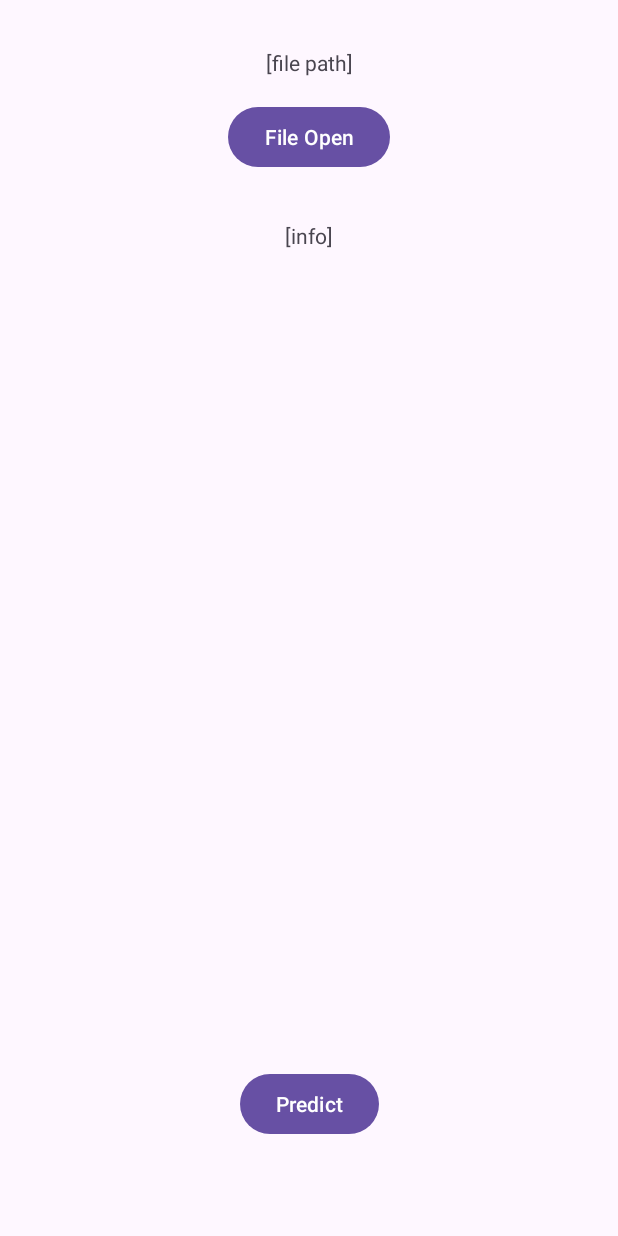
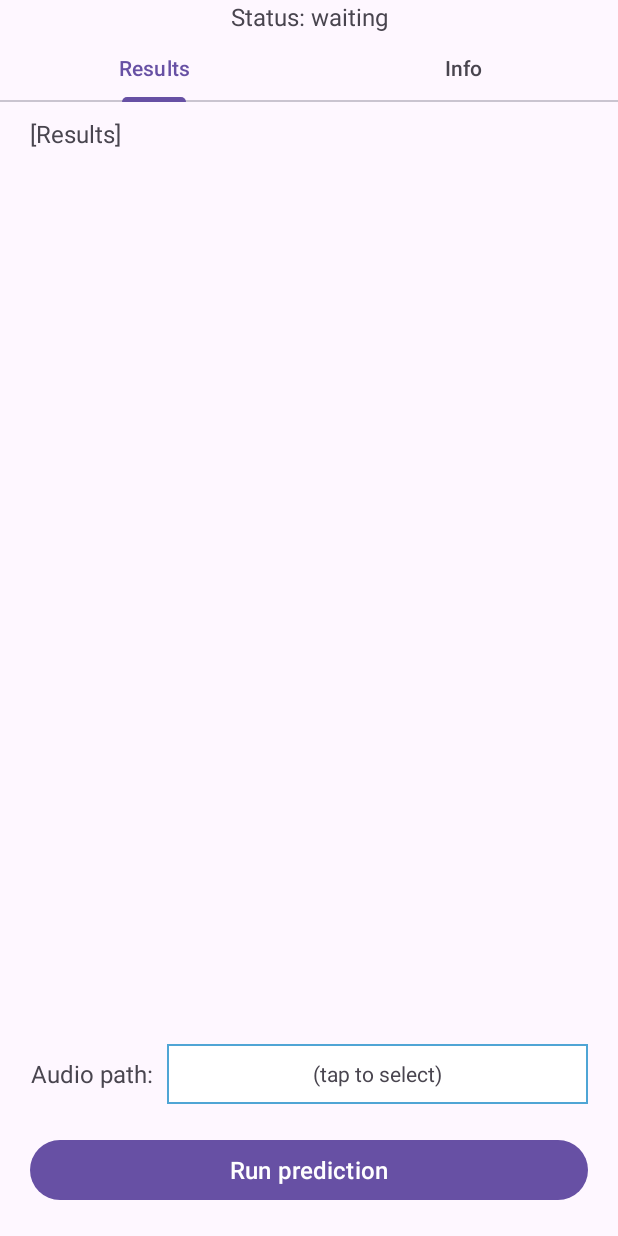
Before and after one commit to alexeyum/sound-event-finder, an Android app: the screen it shows after launch (MainActivity), on a phone screen of 412 x 824 dp. Run offline under Robolectric (Android 15) with nearby library versions, the phone set to English and light mode, and no system bars; libraries missing offline, so code that uses them is left out: com.developer.filepicker; 12 statements that could not run were skipped.

Commit message:
Full app interface redesign

```diff
--- /dev/null
+++ b/app/app/src/main/java/com/alexeyum/soundfinder/ResultsFragment.java
@@ -0,0 +1,32 @@
+package com.alexeyum.soundfinder;
+
+import android.os.Bundle;
+
+import androidx.fragment.app.Fragment;
+
+import android.view.LayoutInflater;
+import android.view.View;
+import android.view.ViewGroup;
+import android.widget.TextView;
+
+
+public class ResultsFragment extends Fragment {
+    TextView tvResults;
+
+    @Override
+    public View onCreateView(LayoutInflater inflater, ViewGroup container,
+                             Bundle savedInstanceState) {
+        // Inflate the layout for this fragment
+        View view = inflater.inflate(R.layout.fragment_results, container, false);
+
+        tvResults = view.findViewById(R.id.tvResults);
+
+        return view;
+    }
+
+    public void updateResultsText(String newText) {
+        if (tvResults != null) {
+            tvResults.setText(newText);
+        }
+    }
+}
--- /dev/null
+++ b/app/app/src/main/java/com/alexeyum/soundfinder/ViewPagerAdapter.java
@@ -0,0 +1,41 @@
+package com.alexeyum.soundfinder;
+
+import android.util.SparseArray;
+
+import androidx.annotation.NonNull;
+import androidx.fragment.app.Fragment;
+import androidx.fragment.app.FragmentActivity;
+import androidx.viewpager2.adapter.FragmentStateAdapter;
+
+public class ViewPagerAdapter extends FragmentStateAdapter {
+
+    private final SparseArray<Fragment> registeredFragments = new SparseArray<>();
+    private static final int NUM_PAGES = 2;
+
+    public ViewPagerAdapter(FragmentActivity fa) {
+        super(fa);
+    }
+
+    @NonNull
+    @Override
+    public Fragment createFragment(int position) {
+        Fragment fragment = null;
+        if (position == 0)
+            fragment = new ResultsFragment();
+        else if (position == 1)
+            fragment = new InfoFragment();
+
+        registeredFragments.put(position, fragment);
+        return fragment;
+    }
+
+    public Fragment getFragment(int position) {
+        return registeredFragments.get(position);
+    }
+
+    @Override
+    public int getItemCount() {
+        return NUM_PAGES;
+    }
+
+}
--- /dev/null
+++ b/app/app/src/main/res/drawable/filename_back.xml
@@ -0,0 +1,4 @@
+<shape xmlns:android="http://schemas.android.com/apk/res/android" android:shape="rectangle" >
+    <solid android:color="@color/white" />
+    <stroke android:width="1dip" android:color="#4fa5d5"/>
+</shape>
--- a/app/app/src/main/res/layout/activity_main.xml
+++ b/app/app/src/main/res/layout/activity_main.xml
@@ -4,47 +4,106 @@
     xmlns:tools="http://schemas.android.com/tools"
     android:layout_width="match_parent"
     android:layout_height="match_parent"
+    android:textAlignment="center"
     tools:context=".MainActivity">
 
-    <TextView
-        android:id="@+id/tvFilePath"
-        android:layout_width="wrap_content"
-        android:layout_height="wrap_content"
-        android:layout_marginTop="32dp"
-        android:text="[file path]"
-        app:layout_constraintEnd_toEndOf="parent"
-        app:layout_constraintStart_toStartOf="parent"
-        app:layout_constraintTop_toTopOf="parent" />
+    <LinearLayout
+        android:layout_width="match_parent"
+        android:layout_height="match_parent"
+        android:orientation="vertical"
+        tools:layout_editor_absoluteX="-2dp"
+        tools:layout_editor_absoluteY="-2dp">
 
-    <Button
-        android:id="@+id/buttonOpen"
-        android:layout_width="wrap_content"
-        android:layout_height="wrap_content"
-        android:layout_marginTop="16dp"
-        android:text="File Open"
-        app:layout_constraintEnd_toEndOf="parent"
-        app:layout_constraintStart_toStartOf="parent"
-        app:layout_constraintTop_toBottomOf="@+id/tvFilePath" />
+        <TextView
+            android:id="@+id/tvStatus"
+            android:layout_width="match_parent"
+            android:layout_height="wrap_content"
+            android:text="Status: waiting"
+            android:textAlignment="center"
+            android:textSize="16sp" />
 
-    <Button
-        android:id="@+id/buttonPredict"
-        android:layout_width="wrap_content"
-        android:layout_height="wrap_content"
-        android:layout_marginBottom="64dp"
-        android:text="Predict"
-        app:layout_constraintBottom_toBottomOf="parent"
-        app:layout_constraintEnd_toEndOf="parent"
-        app:layout_constraintStart_toStartOf="parent" />
+        <com.google.android.material.tabs.TabLayout
+            android:id="@+id/textTabs"
+            android:layout_width="match_parent"
+            android:layout_height="46dp">
 
-    <TextView
-        android:id="@+id/tvInfo"
-        android:layout_width="wrap_content"
-        android:layout_height="wrap_content"
-        android:layout_marginTop="32dp"
-        android:text="[info]"
-        android:textAlignment="viewStart"
-        app:layout_constraintEnd_toEndOf="parent"
-        app:layout_constraintStart_toStartOf="parent"
-        app:layout_constraintTop_toBottomOf="@+id/buttonOpen" />
+            <com.google.android.material.tabs.TabItem
+                android:layout_width="wrap_content"
+                android:layout_height="wrap_content"
+                android:text="@string/resultsTabName" />
+
+            <com.google.android.material.tabs.TabItem
+                android:layout_width="wrap_content"
+                android:layout_height="wrap_content"
+                android:text="@string/infoTabName" />
+
+        </com.google.android.material.tabs.TabLayout>
+
+        <androidx.constraintlayout.widget.ConstraintLayout
+            android:layout_width="match_parent"
+            android:layout_height="fill_parent"
+            android:layout_weight="1"
+            android:paddingHorizontal="20dp"
+            android:paddingVertical="10dp">
+
+            <androidx.viewpager2.widget.ViewPager2
+                android:id="@+id/pager"
+                android:layout_width="fill_parent"
+                android:layout_height="fill_parent"
+                android:layout_weight="1"
+                app:layout_constraintStart_toStartOf="parent"
+                app:layout_constraintTop_toTopOf="parent" />
+        </androidx.constraintlayout.widget.ConstraintLayout>
+
+        <LinearLayout
+            android:layout_width="match_parent"
+            android:layout_height="wrap_content"
+            android:orientation="vertical"
+            android:paddingHorizontal="20dp"
+            android:paddingVertical="20dp">
+
+            <LinearLayout
+                android:layout_width="match_parent"
+                android:layout_height="40dp"
+                android:orientation="horizontal">
+
+                <TextView
+                    android:id="@+id/textView3"
+                    android:layout_width="wrap_content"
+                    android:layout_height="fill_parent"
+                    android:gravity="center"
+                    android:text="Audio path:"
+                    android:textSize="16sp" />
+
+                <Space
+                    android:layout_width="10dp"
+                    android:layout_height="wrap_content" />
+
+                <TextView
+                    android:id="@+id/tvFilePath"
+                    android:layout_width="match_parent"
+                    android:layout_height="fill_parent"
+                    android:background="@drawable/filename_back"
+                    android:gravity="center"
+                    android:text="(tap to select)"
+                    android:textAlignment="center"
+                    android:textSize="14sp" />
+            </LinearLayout>
+
+            <Space
+                android:layout_width="match_parent"
+                android:layout_height="20dp" />
+
+            <Button
+                android:id="@+id/buttonPredict"
+                android:layout_width="match_parent"
+                android:layout_height="wrap_content"
+                android:layout_gravity="center"
+                android:text="Run prediction"
+                android:textSize="16sp" />
+
+        </LinearLayout>
+
+    </LinearLayout>
 
 </androidx.constraintlayout.widget.ConstraintLayout>
--- /dev/null
+++ b/app/app/src/main/res/layout/fragment_results.xml
@@ -0,0 +1,16 @@
+<?xml version="1.0" encoding="utf-8"?>
+<FrameLayout xmlns:android="http://schemas.android.com/apk/res/android"
+    xmlns:tools="http://schemas.android.com/tools"
+    android:layout_width="match_parent"
+    android:layout_height="match_parent"
+    tools:context=".ResultsFragment">
+
+    <!-- TODO: Update blank fragment layout -->
+    <TextView
+        android:id="@+id/tvResults"
+        android:layout_width="match_parent"
+        android:layout_height="match_parent"
+        android:text="[Results]"
+        android:textSize="16sp" />
+
+</FrameLayout>
--- a/app/app/src/main/res/values/strings.xml
+++ b/app/app/src/main/res/values/strings.xml
@@ -1,4 +1,8 @@
 <resources>
     <string name="app_name">SoundFinder</string>
     <string name="classesNames">air_conditioner\ncar_horn\nchildren_playing\ndog_bark\ndrilling\nengine_idling\ngun_shot\njackhammer\nsiren\nstreet_music</string>
+    <!-- TODO: Remove or change this placeholder text -->
+    <string name="hello_blank_fragment">Hello blank fragment</string>
+    <string name="resultsTabName">Results</string>
+    <string name="infoTabName">Info</string>
 </resources>
```
Also changed, not shown: app/app/src/main/java/com/alexeyum/soundfinder/InfoFragment.java (added, +19 -0 lines), app/app/src/main/java/com/alexeyum/soundfinder/MainActivity.java (+108 -74 lines), app/app/src/main/res/layout/fragment_info.xml (added, +15 -0 lines).
